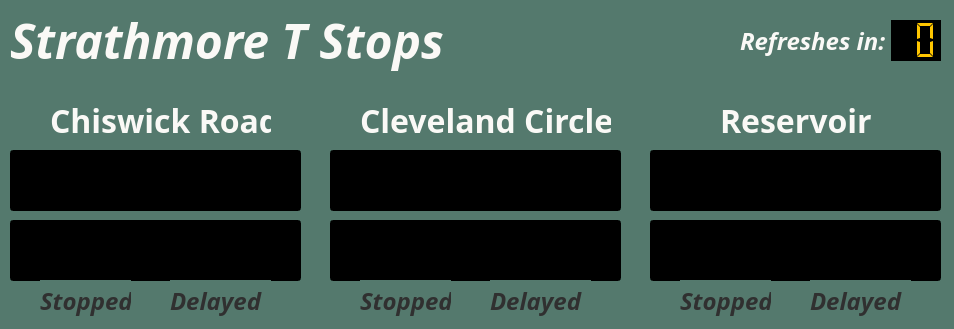
The window that mbta_gui.ui (arbowl/strathmore-mbta-tracker) describes before a commit, drawn with Qt 5.
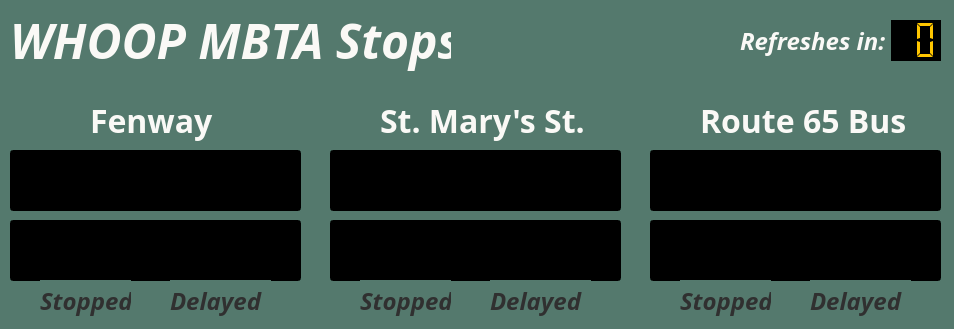
The same window after the commit.

Commit message: Change stations to relevant WHOOP sites

Diff of the .ui file:
```diff
--- a/mbta_gui.ui
+++ b/mbta_gui.ui
@@ -58,9 +58,9 @@
   <widget class="QLabel" name="chiswick_label">
    <property name="geometry">
     <rect>
-     <x>50</x>
+     <x>90</x>
      <y>100</y>
-     <width>221</width>
+     <width>191</width>
      <height>41</height>
     </rect>
    </property>
@@ -77,15 +77,15 @@
     <string notr="true">color: #FAF9F6;</string>
    </property>
    <property name="text">
-    <string>Chiswick Road</string>
+    <string>Fenway</string>
    </property>
   </widget>
   <widget class="QLabel" name="cleveland_label">
    <property name="geometry">
     <rect>
-     <x>360</x>
+     <x>380</x>
      <y>100</y>
-     <width>251</width>
+     <width>211</width>
      <height>41</height>
     </rect>
    </property>
@@ -102,15 +102,15 @@
     <string notr="true">color: #FAF9F6;</string>
    </property>
    <property name="text">
-    <string>Cleveland Circle</string>
+    <string>St. Mary's St.</string>
    </property>
   </widget>
   <widget class="QLabel" name="reservoir_label">
    <property name="geometry">
     <rect>
-     <x>720</x>
+     <x>700</x>
      <y>100</y>
-     <width>161</width>
+     <width>221</width>
      <height>41</height>
     </rect>
    </property>
@@ -127,7 +127,7 @@
     <string notr="true">color: #FAF9F6;</string>
    </property>
    <property name="text">
-    <string>Reservoir</string>
+    <string>Route 65 Bus</string>
    </property>
   </widget>
   <widget class="QLCDNumber" name="refresh_lcd">
@@ -208,7 +208,7 @@
     <string notr="true">color: #FAF9F6;</string>
    </property>
    <property name="text">
-    <string>Strathmore T Stops</string>
+    <string>WHOOP MBTA Stops</string>
    </property>
   </widget>
   <widget class="QLineEdit" name="cleveland_1">
```
Left out of the diff: 12 changed lines with no effect on the pictures. The commit also changes 3 other files.
